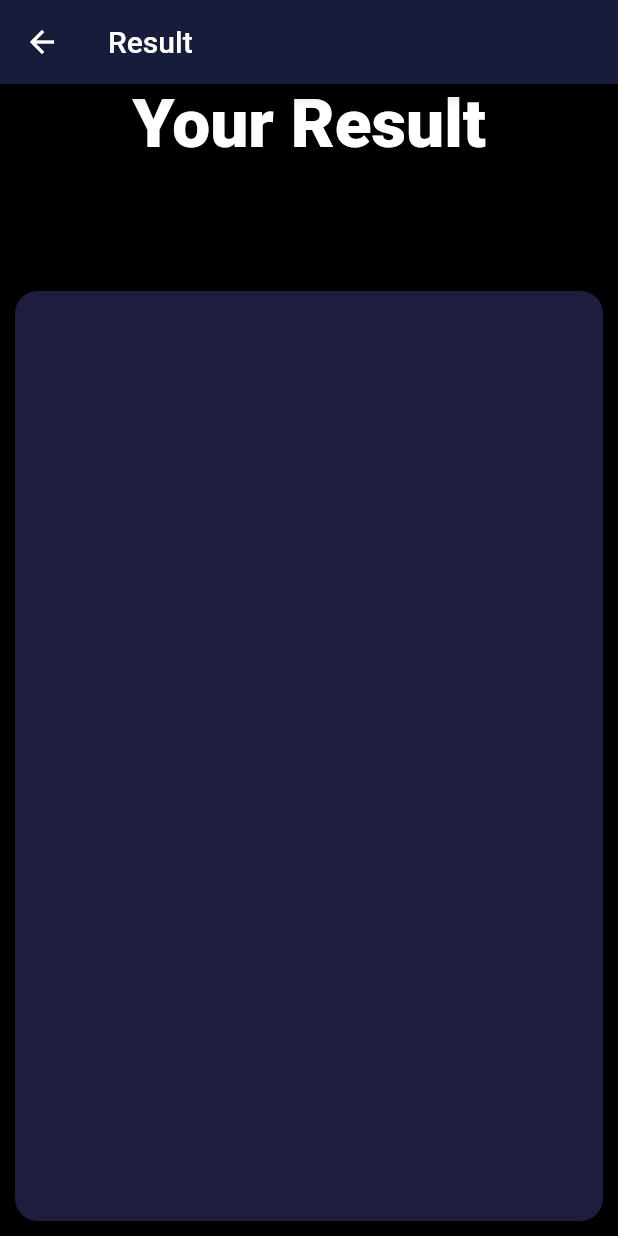
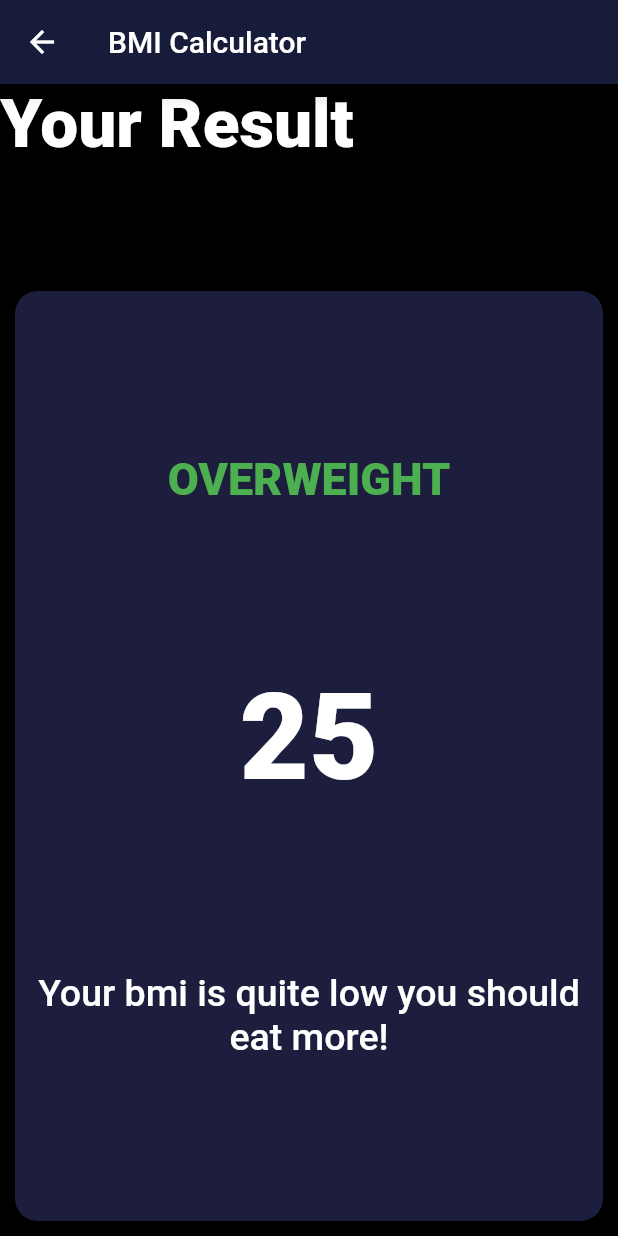
Before and after one commit to rohandocx/BMI_UI_app, a Flutter app: the ResultsPage screen opened by its route, on a phone screen of 412 x 824 dp. Run offline on Flutter 3.47's test engine with Material 2 defaults, Android fonts, the phone set to English and light mode, and no system bars; our stand-ins replace font_awesome_flutter.

Commit message:
your result 2 commit

```diff
--- a/lib/Constants.dart
+++ b/lib/Constants.dart
@@ -30,3 +30,13 @@ const kresult_style = TextStyle(
   fontWeight: FontWeight.w900,
   color: Colors.green,
 );
+const kbmi = TextStyle(
+  fontWeight: FontWeight.w900,
+  fontSize: 80.0,
+
+);
+
+const kstatement = TextStyle(
+  fontWeight: FontWeight.w500,
+  fontSize: 25.0,
+);
--- a/lib/results_page.dart
+++ b/lib/results_page.dart
@@ -1,28 +1,49 @@
 import 'package:bmi_calculator/reusable.dart';
 import 'package:flutter/material.dart';
 import 'Constants.dart';
+
 class ResultsPage extends StatelessWidget {
-
   @override
   Widget build(BuildContext context) {
     return Scaffold(
       appBar: AppBar(
-        title: Text('Result'),
+        title: Text('BMI Calculator'),
       ),
       body: Column(
         mainAxisAlignment: MainAxisAlignment.spaceEvenly,
+        crossAxisAlignment: CrossAxisAlignment.stretch,
         children: <Widget>[
-          Expanded(child: Container(
-            child: Text('Your Result',
-            style: Result_style,
+          Expanded(
+              child: Container(
+            child: Text(
+              'Your Result',
+              style: Result_style,
             ),
           )),
           Expanded(
             flex: 5,
-              child: Reusable(colour: activecolor,
-
+            child: Reusable(
+              colour: activecolor,
+              cardchildcontainer: Column(
+                mainAxisAlignment: MainAxisAlignment.spaceEvenly,
+                crossAxisAlignment: CrossAxisAlignment.center,
+                children: <Widget>[
+                  Text(
+                    'OVERWEIGHT',
+                    style: kresult_style,
+                  ),
+                  Text(
+                    '25',
+                    style: kbmi,
+                  ),
+                  Text(
+                    'Your bmi is quite low you should eat more! ',
+                    textAlign: TextAlign.center,
+                    style: kstatement,
+                  )
+                ],
               ),
-
+            ),
           ),
         ],
       ),
--- a/lib/reusable.dart
+++ b/lib/reusable.dart
@@ -16,6 +16,7 @@ class Reusable extends StatelessWidget {
         decoration: BoxDecoration(
           color: colour,
           borderRadius: BorderRadius.circular(15.0),
+
         ),
       ),
     );
```
